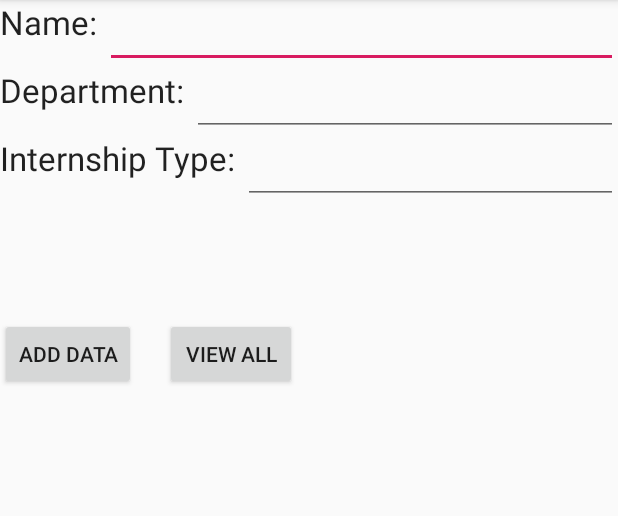
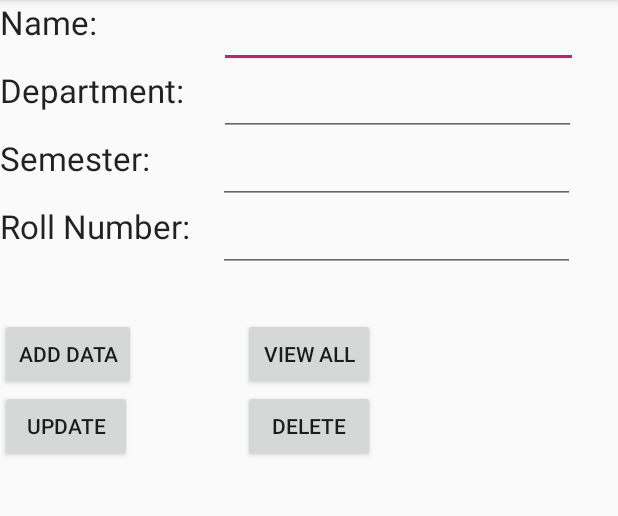
Before and after one commit to Amirmemonz/SQLite, an Android app: the screen it shows after launch (MainActivity), on a phone screen of 412 x 824 dp, the part 84-600 px from its top. Run offline under Robolectric (Android 15) with nearby library versions, the phone set to English and light mode, and no system bars.

Commit message:
Added Update And Delete Button, And Update Data Details

```diff
--- a/app/src/main/res/layout/activity_main.xml
+++ b/app/src/main/res/layout/activity_main.xml
@@ -27,35 +27,41 @@
         android:layout_width="wrap_content"
         android:layout_height="wrap_content"
         android:textAppearance="?android:attr/textAppearanceLarge"
-        android:text="Internship Type: "
+        android:text="Semester: "
         android:id="@+id/textView3"
         android:layout_below="@+id/editText_surname"
         android:layout_alignParentLeft="true"
         android:layout_alignParentStart="true" />
 
     <EditText
-        android:layout_width="match_parent"
+        android:id="@+id/editText_name"
+        android:layout_width="239dp"
         android:layout_height="wrap_content"
-        android:id="@+id/editText_name"
         android:layout_alignTop="@+id/textView"
-        android:layout_toRightOf="@+id/textView"
-        android:layout_toEndOf="@+id/textView" />
+        android:layout_marginStart="76dp"
+        android:layout_marginLeft="76dp"
+        android:layout_toEndOf="@+id/textView"
+        android:layout_toRightOf="@+id/textView" />
 
     <EditText
-        android:layout_width="match_parent"
+        android:id="@+id/editText_surname"
+        android:layout_width="238dp"
         android:layout_height="wrap_content"
-        android:id="@+id/editText_surname"
         android:layout_alignTop="@+id/textView2"
-        android:layout_toRightOf="@+id/textView2"
-        android:layout_toEndOf="@+id/textView2" />
+        android:layout_marginStart="18dp"
+        android:layout_marginLeft="18dp"
+        android:layout_toEndOf="@+id/textView2"
+        android:layout_toRightOf="@+id/textView2" />
 
     <EditText
-        android:layout_width="match_parent"
+        android:id="@+id/editText_Marks"
+        android:layout_width="238dp"
         android:layout_height="wrap_content"
-        android:id="@+id/editText_Marks"
         android:layout_below="@+id/editText_surname"
-        android:layout_toRightOf="@+id/textView3"
-        android:layout_toEndOf="@+id/textView3" />
+        android:layout_marginStart="40dp"
+        android:layout_marginLeft="40dp"
+        android:layout_toEndOf="@+id/textView3"
+        android:layout_toRightOf="@+id/textView3" />
 
     <Button
         android:layout_width="wrap_content"
@@ -68,36 +74,50 @@
         android:layout_marginTop="76dp" />
 
     <Button
-        android:id="@+id/button_viewAll"
         android:layout_width="wrap_content"
         android:layout_height="wrap_content"
-        android:layout_below="@+id/editText_Marks"
-        android:layout_alignParentStart="true"
+        android:text="View All"
+        android:id="@+id/button_viewAll"
+        android:layout_above="@+id/button_update"
+        android:layout_centerHorizontal="true" />
+
+    <Button
+        android:layout_width="wrap_content"
+        android:layout_height="wrap_content"
+        android:text="Update"
+        android:id="@+id/button_update"
+        android:layout_below="@+id/button_add"
         android:layout_alignParentLeft="true"
-        android:layout_marginLeft="110dp"
-        android:layout_marginTop="76dp"
-        android:text="View All" />
-
-    <!--<Button-->
-        <!--android:layout_width="wrap_content"-->
-        <!--android:layout_height="wrap_content"-->
-        <!--android:text="Update"-->
-        <!--android:id="@+id/button_update"-->
-        <!--android:layout_below="@+id/button_add"-->
-        <!--android:layout_alignParentLeft="true"-->
-        <!--android:layout_alignParentStart="true" />-->
+        android:layout_alignParentStart="true" />
 
 
-    <!--<Button-->
-        <!--android:layout_width="wrap_content"-->
-        <!--android:layout_height="wrap_content"-->
-        <!--android:text="Delete"-->
-        <!--android:id="@+id/button_delete"-->
-        <!--android:layout_centerVertical="true"-->
-        <!--android:layout_below="@+id/button_viewAll"-->
-        <!--android:layout_alignLeft="@+id/button_viewAll"-->
-        <!--android:layout_alignStart="@+id/button_viewAll" />-->
+    <Button
+        android:layout_width="wrap_content"
+        android:layout_height="wrap_content"
+        android:text="Delete"
+        android:id="@+id/button_delete"
+        android:layout_centerVertical="true"
+        android:layout_below="@+id/button_viewAll"
+        android:layout_alignLeft="@+id/button_viewAll"
+        android:layout_alignStart="@+id/button_viewAll" />
 
+    <TextView
+        android:layout_width="wrap_content"
+        android:layout_height="wrap_content"
+        android:textAppearance="?android:attr/textAppearanceLarge"
+        android:text="Roll Number: "
+        android:id="@+id/textView_id"
+        android:layout_below="@+id/editText_Marks"
+        android:layout_alignParentLeft="true"
+        android:layout_alignParentStart="true" />
 
-
+    <EditText
+        android:id="@+id/editText_id"
+        android:layout_width="238dp"
+        android:layout_height="wrap_content"
+        android:layout_alignTop="@+id/textView_id"
+        android:layout_marginStart="40dp"
+        android:layout_marginLeft="40dp"
+        android:layout_toEndOf="@+id/textView3"
+        android:layout_toRightOf="@+id/textView3" />
 </RelativeLayout>
```
